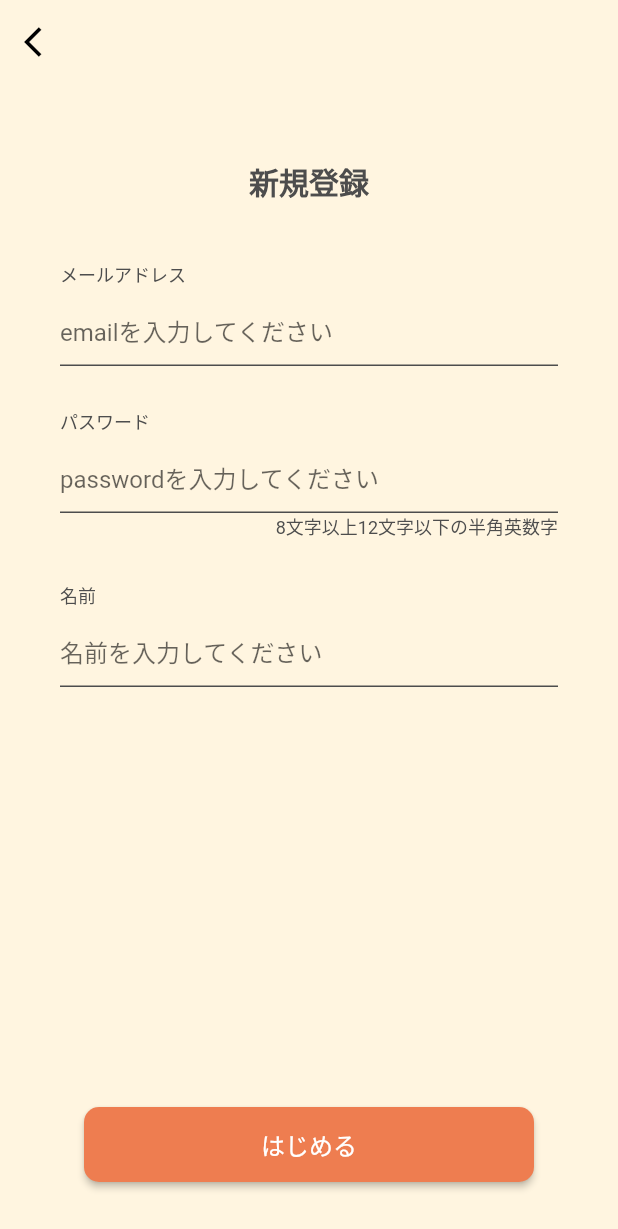
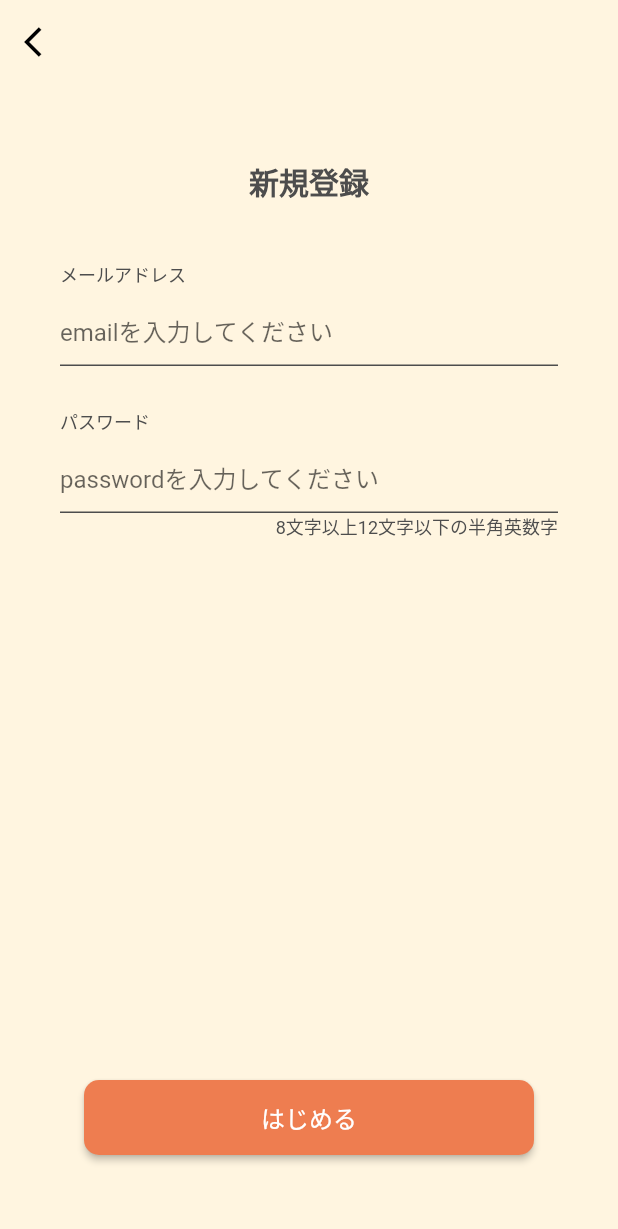
Before and after one commit to LOCAQUE/food_quest, a Flutter app: the SignUpScreen screen opened directly, on a phone screen of 412 x 824 dp. Shown: the top 1229 px of the screen. Run offline on Flutter 3.47's test engine with Material 2 defaults, Android fonts, the light colour scheme and no system bars; our stand-ins replace animated_bottom_navigation_bar, flutter_datetime_picker_plus, flutter_dotenv, flutter_hooks, flutter_riverpod, freezed_annotation and 3 more; missing offline and left inert: navigator_scope; accounts and stored records are empty.

Commit message:
delete: 認証時の名前入力欄を削除

```diff
--- a/lib/domain/notifier/auth_notifier.dart
+++ b/lib/domain/notifier/auth_notifier.dart
@@ -57,7 +57,7 @@ class AuthNotifier extends StateNotifier<AuthNotifierState> {
       final sendUserData = UserData(
         id: uid,
         email: emailController.text,
-        name: nameController.text,
+        name: '',
       ).toJson();
       await client.from('users').insert(sendUserData);
     } catch (e) {
--- a/lib/presentation/screen/auth/sign_up_screen.dart
+++ b/lib/presentation/screen/auth/sign_up_screen.dart
@@ -74,16 +74,7 @@ class SignUpScreen extends HookConsumerWidget {
                     ),
                   ),
                 ),
-                Padding(
-                  padding: const EdgeInsets.only(top: 28),
-                  child: CustomTextField(
-                    title: '名前',
-                    isObscure: true,
-                    controller: authNotifier.nameController,
-                    hintText: '名前を入力してください',
-                  ),
-                ),
-                const Gap(280),
+                const Gap(360),
                 CustomButton(
                   text: 'はじめる',
                   onPressed: () async {
```
